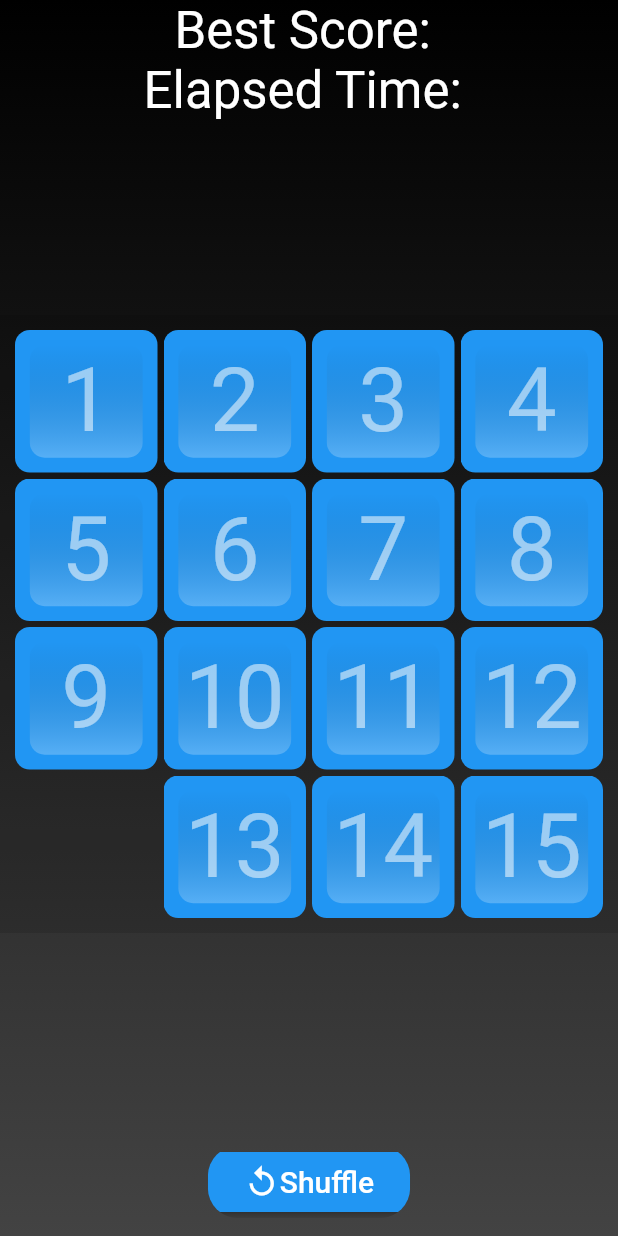
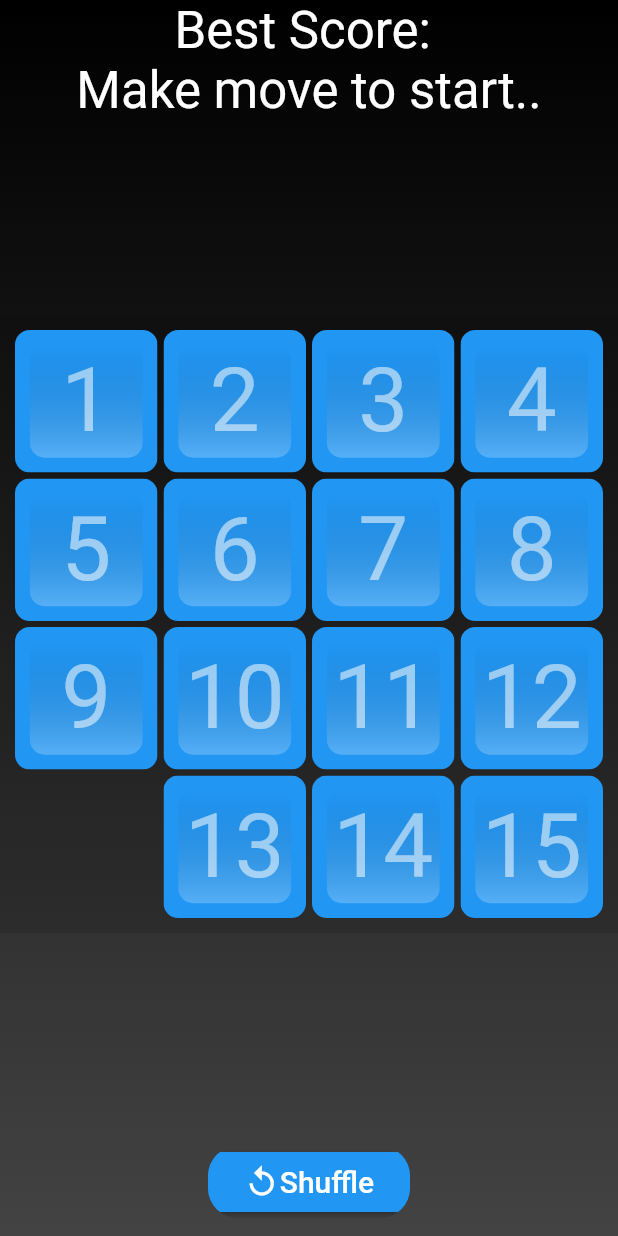
Before and after one commit to Antoniozinchenko/flutter_puzzle_hack, a Flutter app: the screen it shows after launch, on a phone screen of 412 x 824 dp. Run offline on Flutter 3.47's test engine with Material 2 defaults, Android fonts, the phone set to English and light mode, and no system bars; our stand-ins replace shared_preferences.

Commit message:
add stopwatch styles (#5)

```diff
--- a/lib/widgets/game_stats/score.dart
+++ b/lib/widgets/game_stats/score.dart
@@ -1,6 +1,7 @@
 import 'package:flutter/material.dart';
 import 'package:provider/provider.dart';
 import 'package:puzzle_hack/bloc/timer_state.dart';
+import 'stopwatch/stopwatch.dart';
 
 class Score extends StatelessWidget {
   const Score({Key? key}) : super(key: key);
@@ -15,10 +16,7 @@ class Score extends StatelessWidget {
           'Best Score: ${timer.bestScore ?? ""}',
           style: textTheme.headline4!.copyWith(color: Colors.white),
         ),
-        Text(
-          'Elapsed Time: ${timer.value ?? ""}',
-          style: textTheme.headline4!.copyWith(color: Colors.white),
-        ),
+        const StopwatchWidget(),
       ],
     );
   }
--- /dev/null
+++ b/lib/widgets/game_stats/stopwatch/stopwatch.dart
@@ -0,0 +1,39 @@
+import 'package:flutter/material.dart';
+import 'package:provider/provider.dart';
+import 'package:puzzle_hack/bloc/timer_state.dart';
+import 'package:puzzle_hack/widgets/game_stats/stopwatch/digit_pair.dart';
+
+class StopwatchWidget extends StatelessWidget {
+  const StopwatchWidget({Key? key}) : super(key: key);
+
+  @override
+  Widget build(BuildContext context) {
+    final textTheme = Theme.of(context).textTheme;
+    final value = context.watch<TimerState>().value;
+
+    if (value == null) {
+      return Text(
+        'Make move to start..',
+        style: textTheme.headline4!.copyWith(color: Colors.white),
+      );
+    }
+
+    final int seconds = value % 60;
+    final int minutes = value ~/ 60;
+
+    return Row(
+      mainAxisAlignment: MainAxisAlignment.center,
+      children: [
+        DigitPair(value: minutes),
+        const Text(
+          ':',
+          style: TextStyle(
+            color: Colors.white54,
+            fontSize: 30,
+          ),
+        ),
+        DigitPair(value: seconds)
+      ],
+    );
+  }
+}
--- a/lib/widgets/tile/tile_view.dart
+++ b/lib/widgets/tile/tile_view.dart
@@ -27,16 +27,15 @@ class TileView extends StatelessWidget {
       width: size,
       height: size,
       child: ScaleAnimation(
+        child: ClipRRect(
+          borderRadius: borderRadius,
           child: Stack(
             alignment: Alignment.center,
             clipBehavior: Clip.hardEdge,
             children: [
               Container(
                 padding: EdgeInsets.all(size * 0.1),
-              decoration: BoxDecoration(
                 color: color,
-                borderRadius: borderRadius,
-              ),
                 child: Container(
                   decoration: BoxDecoration(
                     gradient: const LinearGradient(
@@ -62,6 +61,7 @@ class TileView extends StatelessWidget {
             ],
           ),
         ),
+      ),
     );
   }
 }
```
Also changed, not shown: lib/widgets/game_stats/stopwatch/digit.dart (added, +100 -0 lines), lib/widgets/game_stats/stopwatch/digit_pair.dart (added, +17 -0 lines). Lines whose indentation alone changed are shown as unchanged.
